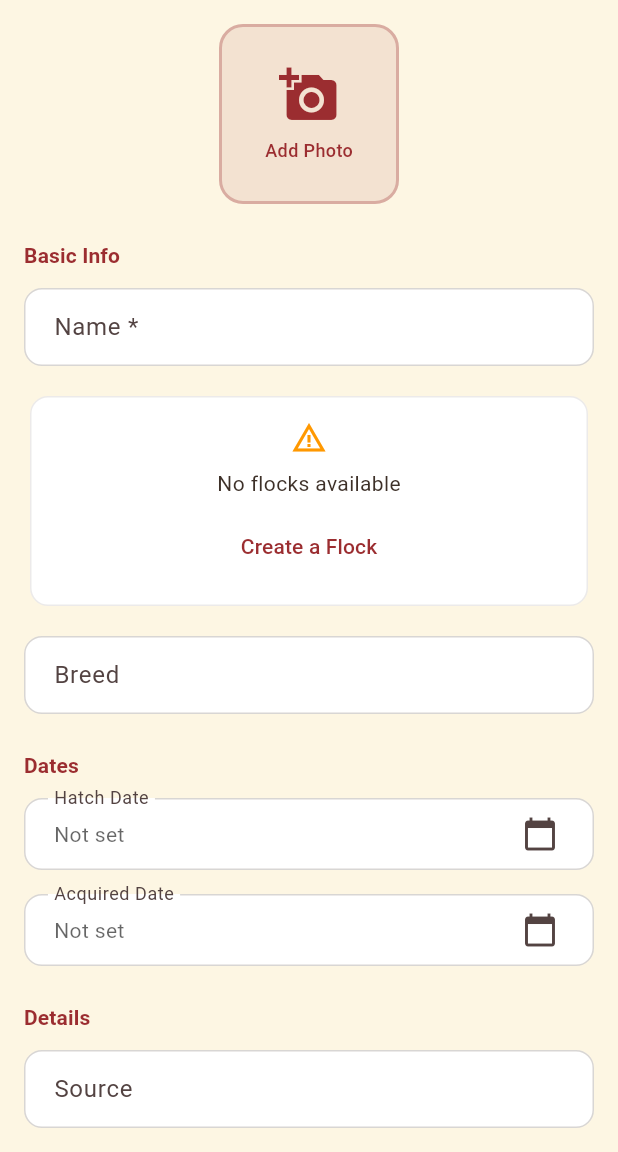
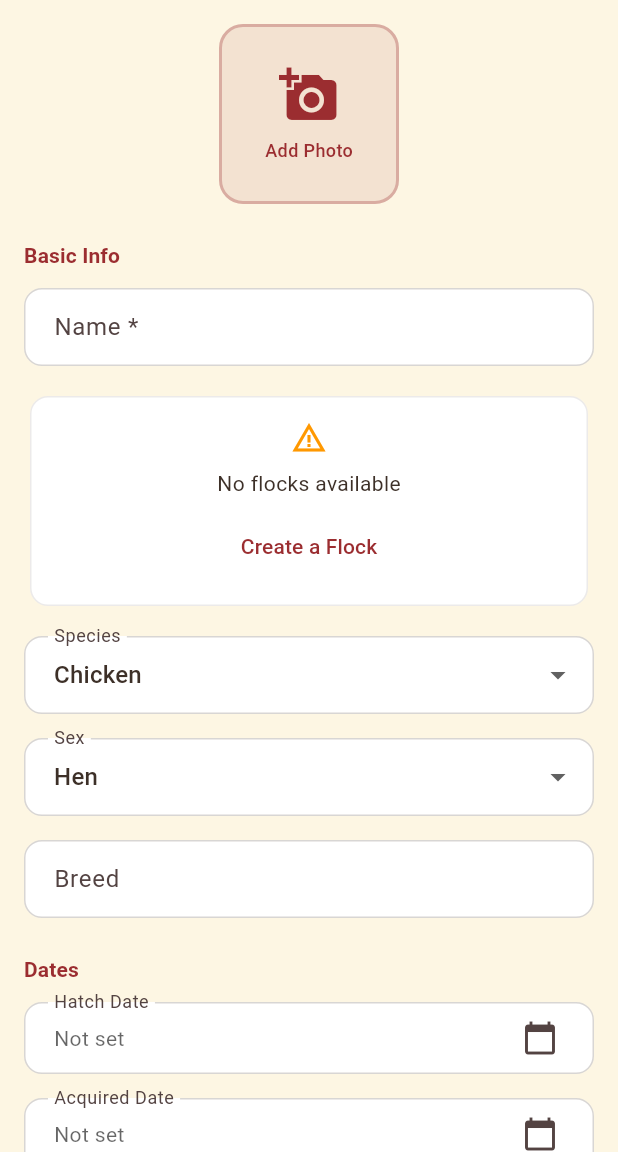
Before and after one commit to pingponghero/flockmanager, a Flutter app: the BirdFormScreen screen opened by its route, on a phone screen of 412 x 824 dp, the part 84-1236 px from its top. Run offline on Flutter 3.47's test engine with Material 3 defaults, Android fonts, the phone set to English and light mode, and no system bars; our stand-ins replace fl_chart, flutter_riverpod, freezed_annotation, go_router, image_picker, shared_preferences and 1 more; accounts and stored records are empty.

Commit message:
Add sex/species fields and new achievements
Bird model:
- Add sex field (female/male/unknown), default female
- Add species field (chicken/duck/turkey/other), default chicken
- Add helper getters: isHen, isRooster, isChicken
- Database migration v2 for existing databases

Bird form:
- Add species dropdown (shows first, drives breed behavior)
- Add sex dropdown (Hen/Rooster/Unknown)
- Breed autocomplete for chickens, free-text for other species

Achievements (now 50 total):
- The Quiet Life: All hens, no roosters
- Alarm Clock: Have a rooster in your flock
- Double Yolk Day / Fairy Egg using existing EggQuality field

Enums:
- Add BirdSex enum
- Add BirdSpecies enum
- Add EggQuality.fairy value

🤖 Generated with [Claude Code](https://claude.com/claude-code)

Co-Authored-By: Claude Opus 4.5 <noreply@anthropic.com>

```diff
--- a/lib/database/database_helper.dart
+++ b/lib/database/database_helper.dart
@@ -14,7 +14,7 @@ class DatabaseHelper {
   static Database? _database;
 
   static const String _databaseName = 'flock_manager.db';
-  static const int _databaseVersion = 1;
+  static const int _databaseVersion = 2;
 
   /// Get the database instance, initializing if needed.
   Future<Database> get database async {
@@ -51,14 +51,11 @@ class DatabaseHelper {
 
   /// Handle database migrations.
   Future<void> _onUpgrade(Database db, int oldVersion, int newVersion) async {
-    // Future migrations will be handled here.
-    // Example pattern:
-    // if (oldVersion < 2) {
-    //   await db.execute('ALTER TABLE flocks ADD COLUMN new_field TEXT');
-    // }
-    // if (oldVersion < 3) {
-    //   await db.execute('CREATE TABLE new_table (...)');
-    // }
+    // Migration to version 2: Add sex and species columns to birds table
+    if (oldVersion < 2) {
+      await db.execute("ALTER TABLE birds ADD COLUMN sex TEXT DEFAULT 'female'");
+      await db.execute("ALTER TABLE birds ADD COLUMN species TEXT DEFAULT 'chicken'");
+    }
   }
 
   /// Close the database connection.
--- a/lib/database/tables.dart
+++ b/lib/database/tables.dart
@@ -27,6 +27,8 @@ class Tables {
       acquired_date TEXT,
       source TEXT,
       egg_color TEXT,
+      sex TEXT DEFAULT 'female',
+      species TEXT DEFAULT 'chicken',
       status TEXT DEFAULT 'active',
       status_date TEXT,
       status_notes TEXT,
--- a/lib/models/bird.dart
+++ b/lib/models/bird.dart
@@ -20,6 +20,8 @@ class Bird with _$Bird {
     DateTime? acquiredDate,
     String? source,
     String? eggColor,
+    @Default(BirdSex.female) BirdSex sex,
+    @Default(BirdSpecies.chicken) BirdSpecies species,
     @Default(BirdStatus.active) BirdStatus status,
     DateTime? statusDate,
     String? statusNotes,
@@ -38,6 +40,8 @@ class Bird with _$Bird {
     DateTime? acquiredDate,
     String? source,
     String? eggColor,
+    BirdSex sex = BirdSex.female,
+    BirdSpecies species = BirdSpecies.chicken,
     String? notes,
   }) {
     return Bird(
@@ -51,6 +55,8 @@ class Bird with _$Bird {
       acquiredDate: acquiredDate,
       source: source,
       eggColor: eggColor,
+      sex: sex,
+      species: species,
       notes: notes,
       createdAt: DateTime.now(),
     );
@@ -73,6 +79,14 @@ class Bird with _$Bird {
           : null,
       source: map['source'] as String?,
       eggColor: map['egg_color'] as String?,
+      sex: BirdSex.values.firstWhere(
+        (e) => e.name == (map['sex'] as String? ?? 'female'),
+        orElse: () => BirdSex.female,
+      ),
+      species: BirdSpecies.values.firstWhere(
+        (e) => e.name == (map['species'] as String? ?? 'chicken'),
+        orElse: () => BirdSpecies.chicken,
+      ),
       status: BirdStatus.values.firstWhere(
         (e) => e.name == (map['status'] as String? ?? 'active'),
         orElse: () => BirdStatus.active,
@@ -99,6 +113,8 @@ class Bird with _$Bird {
       'acquired_date': acquiredDate?.toIso8601String(),
       'source': source,
       'egg_color': eggColor,
+      'sex': sex.name,
+      'species': species.name,
       'status': status.name,
       'status_date': statusDate?.toIso8601String(),
       'status_notes': statusNotes,
@@ -119,4 +135,13 @@ class Bird with _$Bird {
     if (days == null) return null;
     return days ~/ 7;
   }
+
+  /// Check if this bird is a hen
+  bool get isHen => sex == BirdSex.female;
+
+  /// Check if this bird is a rooster
+  bool get isRooster => sex == BirdSex.male;
+
+  /// Check if this bird is a chicken
+  bool get isChicken => species == BirdSpecies.chicken;
 }
--- a/lib/models/enums.dart
+++ b/lib/models/enums.dart
@@ -45,6 +45,7 @@ enum EggQuality {
   normal,
   softShell,
   doubleYolk,
+  fairy,
   abnormal;
 
   String get displayName {
@@ -55,8 +56,49 @@ enum EggQuality {
         return 'Soft Shell';
       case EggQuality.doubleYolk:
         return 'Double Yolk';
+      case EggQuality.fairy:
+        return 'Fairy';
       case EggQuality.abnormal:
         return 'Abnormal';
+    }
+  }
+}
+
+/// Bird sex
+enum BirdSex {
+  female,
+  male,
+  unknown;
+
+  String get displayName {
+    switch (this) {
+      case BirdSex.female:
+        return 'Hen';
+      case BirdSex.male:
+        return 'Rooster';
+      case BirdSex.unknown:
+        return 'Unknown';
+    }
+  }
+}
+
+/// Bird species
+enum BirdSpecies {
+  chicken,
+  duck,
+  turkey,
+  other;
+
+  String get displayName {
+    switch (this) {
+      case BirdSpecies.chicken:
+        return 'Chicken';
+      case BirdSpecies.duck:
+        return 'Duck';
+      case BirdSpecies.turkey:
+        return 'Turkey';
+      case BirdSpecies.other:
+        return 'Other';
     }
   }
 }
--- a/lib/repositories/egg_repository.dart
+++ b/lib/repositories/egg_repository.dart
@@ -382,7 +382,7 @@ class EggRepository {
     final db = await _db.database;
 
     final result = await db.rawQuery('''
-      SELECT COUNT(*) as count FROM egg_logs WHERE quality = 'abnormal'
+      SELECT COUNT(*) as count FROM egg_logs WHERE quality IN ('abnormal', 'fairy')
     ''');
 
     return ((result.first['count'] as int?) ?? 0) > 0;
--- a/lib/screens/birds/bird_form_screen.dart
+++ b/lib/screens/birds/bird_form_screen.dart
@@ -10,6 +10,7 @@ import 'package:path_provider/path_provider.dart';
 
 import '../../data/breeds.dart';
 import '../../models/bird.dart';
+import '../../models/enums.dart';
 import '../../providers/bird_provider.dart';
 import '../../providers/flock_provider.dart';
 
@@ -34,6 +35,8 @@ class _BirdFormScreenState extends ConsumerState<BirdFormScreen> {
 
   String? _selectedFlockId;
   String? _selectedBreedId;
+  BirdSex _selectedSex = BirdSex.female;
+  BirdSpecies _selectedSpecies = BirdSpecies.chicken;
   DateTime? _hatchDate;
   DateTime? _acquiredDate;
   String? _photoPath;
@@ -113,7 +116,48 @@ class _BirdFormScreenState extends ConsumerState<BirdFormScreen> {
             ),
             const SizedBox(height: 16),
 
-            // Breed field with autocomplete
+            // Species dropdown
+            DropdownButtonFormField<BirdSpecies>(
+              value: _selectedSpecies,
+              decoration: const InputDecoration(
+                labelText: 'Species',
+              ),
+              items: BirdSpecies.values.map((species) {
+                return DropdownMenuItem(
+                  value: species,
+                  child: Text(species.displayName),
+                );
+              }).toList(),
+              onChanged: (value) {
+                if (value != null) {
+                  setState(() => _selectedSpecies = value);
+                }
+              },
+            ),
+            const SizedBox(height: 16),
+
+            // Sex dropdown
+            DropdownButtonFormField<BirdSex>(
+              value: _selectedSex,
+              decoration: const InputDecoration(
+                labelText: 'Sex',
+              ),
+              items: BirdSex.values.map((sex) {
+                return DropdownMenuItem(
+                  value: sex,
+                  child: Text(sex.displayName),
+                );
+              }).toList(),
+              onChanged: (value) {
+                if (value != null) {
+                  setState(() => _selectedSex = value);
+                }
+              },
+            ),
+            const SizedBox(height: 16),
+
+            // Breed field with autocomplete (for chickens) or free text
+            if (_selectedSpecies == BirdSpecies.chicken)
               _BreedAutocomplete(
                 controller: _breedController,
                 onBreedSelected: (breed) {
@@ -124,6 +168,15 @@ class _BirdFormScreenState extends ConsumerState<BirdFormScreen> {
                     }
                   });
                 },
+              )
+            else
+              TextFormField(
+                controller: _breedController,
+                decoration: InputDecoration(
+                  labelText: 'Breed',
+                  hintText: 'e.g., ${_selectedSpecies == BirdSpecies.duck ? 'Pekin, Khaki Campbell' : _selectedSpecies == BirdSpecies.turkey ? 'Bourbon Red, Bronze' : 'Enter breed'}',
+                ),
+                textCapitalization: TextCapitalization.words,
               ),
             const SizedBox(height: 24),
 
@@ -248,6 +301,8 @@ class _BirdFormScreenState extends ConsumerState<BirdFormScreen> {
           _notesController.text = bird.notes ?? '';
           _selectedFlockId = bird.flockId;
           _selectedBreedId = bird.breedId;
+          _selectedSex = bird.sex;
+          _selectedSpecies = bird.species;
           _hatchDate = bird.hatchDate;
           _acquiredDate = bird.acquiredDate;
           _photoPath = bird.photoPrimary;
@@ -358,7 +413,7 @@ class _BirdFormScreenState extends ConsumerState<BirdFormScreen> {
             breed: _breedController.text.trim().isEmpty
                 ? null
                 : _breedController.text.trim(),
-            breedId: _selectedBreedId,
+            breedId: _selectedSpecies == BirdSpecies.chicken ? _selectedBreedId : null,
             hatchDate: _hatchDate,
             acquiredDate: _acquiredDate,
             source: _sourceController.text.trim().isEmpty
@@ -367,6 +422,8 @@ class _BirdFormScreenState extends ConsumerState<BirdFormScreen> {
             eggColor: _eggColorController.text.trim().isEmpty
                 ? null
                 : _eggColorController.text.trim(),
+            sex: _selectedSex,
+            species: _selectedSpecies,
             notes: _notesController.text.trim().isEmpty
                 ? null
                 : _notesController.text.trim(),
@@ -382,7 +439,7 @@ class _BirdFormScreenState extends ConsumerState<BirdFormScreen> {
           breed: _breedController.text.trim().isEmpty
               ? null
               : _breedController.text.trim(),
-          breedId: _selectedBreedId,
+          breedId: _selectedSpecies == BirdSpecies.chicken ? _selectedBreedId : null,
           hatchDate: _hatchDate,
           acquiredDate: _acquiredDate,
           source: _sourceController.text.trim().isEmpty
@@ -391,10 +448,11 @@ class _BirdFormScreenState extends ConsumerState<BirdFormScreen> {
           eggColor: _eggColorController.text.trim().isEmpty
               ? null
               : _eggColorController.text.trim(),
+          sex: _selectedSex,
+          species: _selectedSpecies,
           notes: _notesController.text.trim().isEmpty
               ? null
               : _notesController.text.trim(),
-          photoPrimary: _photoPath,
         );
         await notifier.addBird(newBird);
       }
```
Also changed, not shown: lib/providers/achievements_provider.dart (+36 -1 lines), lib/models/bird.freezed.dart, 1 other file. Lines whose indentation alone changed are shown as unchanged.
